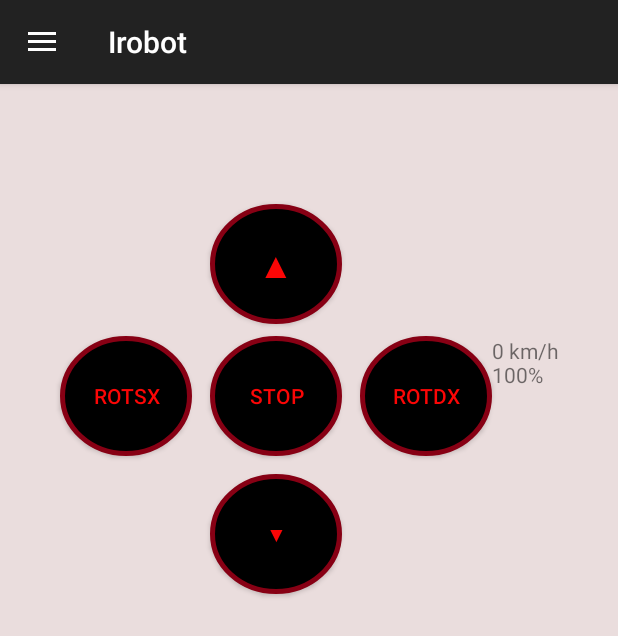
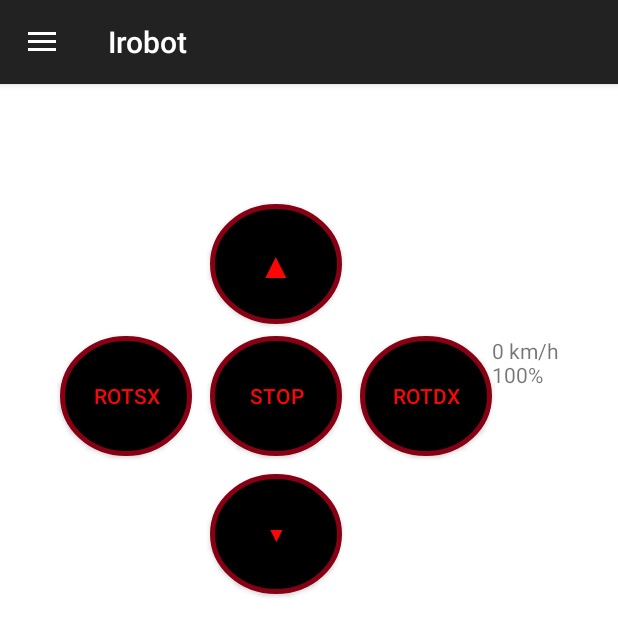
Before and after one commit to binisamuele/TANGO-ITS, an Android app: the screen it shows after launch (MainActivity), in the side drawer, after a tap on "Controller", on a phone screen of 412 x 824 dp. Shown: the top 636 px of the screen. Run offline under Robolectric (Android 15) with nearby library versions, the phone set to English and light mode, and no system bars; our stand-ins replace Volley.

Commit message:
update ControllerFragment

```diff
--- a/Comunicazione/Android_app/app/src/main/java/com/example/irobotapplication/ControllerFragment.java
+++ b/Comunicazione/Android_app/app/src/main/java/com/example/irobotapplication/ControllerFragment.java
@@ -38,7 +38,7 @@ public class ControllerFragment extends Fragment {
     public void onCreate(Bundle savedInstanceState) {
         super.onCreate(savedInstanceState);
 
-        Button buttonForward = getView().findViewById(R.id.buttonForward);
+        /*Button buttonForward = getView().findViewById(R.id.btnForward);
 
         buttonForward.setOnTouchListener(new View.OnTouchListener() {
             @Override
@@ -101,6 +101,8 @@ public class ControllerFragment extends Fragment {
             };
             queue.add(stringRequest);
     }
+    */
+    }
 
     @Override
     public View onCreateView(LayoutInflater inflater, ViewGroup container,
--- a/Comunicazione/Android_app/app/src/main/res/layout/fragment_controller.xml
+++ b/Comunicazione/Android_app/app/src/main/res/layout/fragment_controller.xml
@@ -1,12 +1,11 @@
 <?xml version="1.0" encoding="utf-8"?>
-<androidx.constraintlayout.widget.ConstraintLayout
-    xmlns:android="http://schemas.android.com/apk/res/android"
+<androidx.constraintlayout.widget.ConstraintLayout xmlns:android="http://schemas.android.com/apk/res/android"
     xmlns:app="http://schemas.android.com/apk/res-auto"
     xmlns:tools="http://schemas.android.com/tools"
     android:layout_width="match_parent"
     android:layout_height="match_parent"
-    android:background="#FAF6F6"
-    android:backgroundTint="#EADDDD"
+    android:background="#FFFFFF"
+    android:backgroundTint="#FFFFFF"
     tools:context=".ControllerFragment">
 
     <androidx.appcompat.widget.AppCompatButton
@@ -18,8 +17,6 @@
         android:background="@drawable/mybutton"
         android:text="Stop"
         android:textColor="#FB0606"
-        app:layout_constraintMarginStart="120dp"
-        app:layout_constraintMarginTop="10dp"
         app:layout_constraintStart_toStartOf="parent"
         app:layout_constraintTop_toBottomOf="@id/btnForward" />
 
@@ -32,8 +29,6 @@
         android:background="@drawable/mybutton"
         android:text="RotSx"
         android:textColor="#FB0606"
-        app:layout_constraintMarginStart="20dp"
-        app:layout_constraintMarginTop="10dp"
         app:layout_constraintStart_toStartOf="parent"
         app:layout_constraintTop_toBottomOf="@id/btnForward" />
 
@@ -47,8 +42,6 @@
         android:text="▲"
         android:textColor="#FB0606"
         android:textSize="24sp"
-        app:layout_constraintMarginStart="120dp"
-        app:layout_constraintMarginTop="120dp"
         app:layout_constraintStart_toStartOf="parent"
         app:layout_constraintTop_toTopOf="parent" />
 
@@ -59,10 +52,8 @@
         android:layout_marginStart="12dp"
         android:layout_marginTop="8dp"
         android:background="@drawable/mybutton"
+        android:text="RotDx"
         android:textColor="#FB0606"
-        android:text="RotDx"
-        app:layout_constraintMarginStart="10dp"
-        app:layout_constraintMarginTop="10dp"
         app:layout_constraintStart_toEndOf="@id/btnStop"
         app:layout_constraintTop_toBottomOf="@id/btnForward" />
 
@@ -75,8 +66,6 @@
         android:background="@drawable/mybutton"
         android:text="▼"
         android:textColor="#FB0606"
-        app:layout_constraintMarginStart="120dp"
-        app:layout_constraintMarginTop="10dp"
         app:layout_constraintStart_toStartOf="parent"
         app:layout_constraintTop_toBottomOf="@id/btnStop" />
 
@@ -88,8 +77,6 @@
         android:text="0 km/h\n100%"
         app:layout_constraintEnd_toEndOf="parent"
         app:layout_constraintHorizontal_bias="0.115"
-        app:layout_constraintMarginStart="50dp"
-        app:layout_constraintMarginTop="10dp"
         app:layout_constraintStart_toEndOf="@id/btnRotDx"
         app:layout_constraintTop_toTopOf="parent" />
 
@@ -102,8 +89,6 @@
         android:background="@drawable/mybutton"
         android:text="◀"
         android:textColor="#FB0606"
-        app:layout_constraintMarginStart="50dp"
-        app:layout_constraintMarginTop="10dp"
         app:layout_constraintStart_toEndOf="@id/tvDisplay"
         app:layout_constraintTop_toTopOf="parent" />
 
@@ -116,8 +101,6 @@
         android:background="@drawable/mybutton"
         android:text="▶"
         android:textColor="#FB0606"
-        app:layout_constraintMarginStart="10dp"
-        app:layout_constraintMarginTop="10dp"
         app:layout_constraintStart_toEndOf="@id/btnSx"
         app:layout_constraintTop_toTopOf="parent" />
 
```
Also changed, not shown: Comunicazione/Android_app/app/src/main/res/layout/fragment_lidar.xml (+24 -8 lines).
